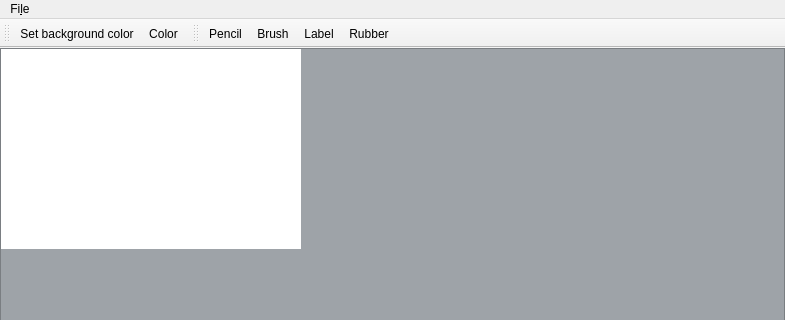
Before: the Qt Designer form adaptink.ui in TiWinDeTea/Adaptink, drawn with Qt 5; both pictures show x 0 to 785 and y 0 to 320 of the 785 by 600 pixel window.
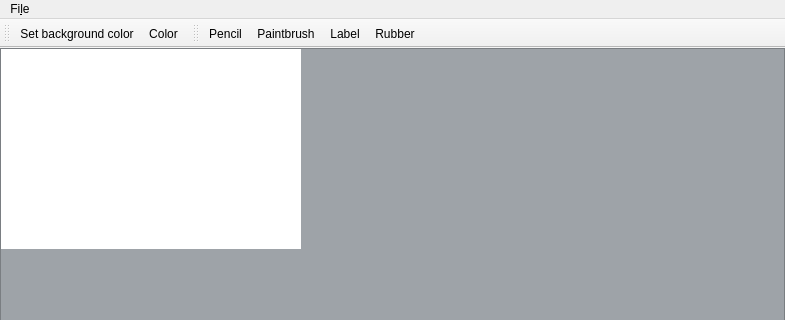
After: the same form once the commit is applied. Custom widgets are drawn as their Qt base class.

Commit message: Fix paintbrush and rubber tools for fast mouse moves.

Diff of the .ui file:
```diff
--- a/adaptink.ui
+++ b/adaptink.ui
@@ -1015,7 +1015,10 @@
   </action>
   <action name="actionToolBrush">
    <property name="text">
-    <string>Brush</string>
+    <string>Paintbrush</string>
+   </property>
+   <property name="toolTip">
+    <string>Paintbrush</string>
    </property>
   </action>
   <action name="actionToolLabel">
```
The commit also changes 1 other file.
